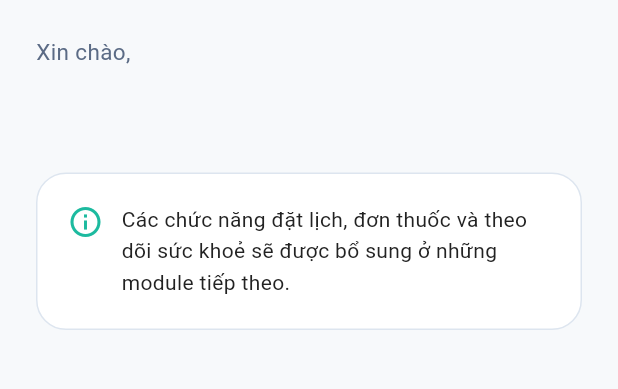
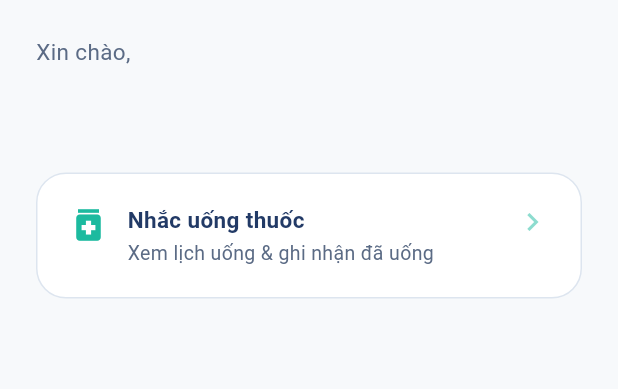
Before and after one commit to huuhoa0322/SEP490_ADSUS, a Flutter app: the HomeScreen screen opened directly, on a phone screen of 412 x 824 dp, the part 84-473 px from its top. Run offline on Flutter 3.47's test engine with Material 3 defaults, Android fonts, the light colour scheme and no system bars; our stand-ins replace dio, flutter_riverpod, flutter_secure_storage, local_auth; accounts and stored records are empty.

Commit message:
feat(prescriptions-ui): SCR-19 Patient medication reminder (Mobile)
- MedicationReminderScreen: list pending/taken logs, adherence summary card, confirm button
- AdherencePillBadge: display adherence % (good/warn/unknown variant)
- HomeScreen: quick-action card to navigate to reminder screen
- intake_view_model.dart already wired in previous commit

SCR-19: Patient Medication Reminder (Mobile) — Task C.5

```diff
--- a/ADSUS_Mobile/lib/features/auth/presentation/views/home_screen.dart
+++ b/ADSUS_Mobile/lib/features/auth/presentation/views/home_screen.dart
@@ -2,6 +2,7 @@ import 'package:flutter/material.dart';
 import 'package:flutter_riverpod/flutter_riverpod.dart';
 
 import '../../../../core/theme/app_theme.dart';
+import '../../../medication_reminder/presentation/views/medication_reminder_screen.dart';
 import '../viewmodels/auth_view_model.dart';
 import 'profile_screen.dart';
 
@@ -56,26 +57,16 @@ class HomeScreen extends ConsumerWidget {
                 ),
               ),
               const SizedBox(height: 28),
-              Container(
-                padding: const EdgeInsets.all(20),
-                decoration: BoxDecoration(
-                  color: Colors.white,
-                  border: Border.all(color: AppColors.border),
-                  borderRadius: BorderRadius.circular(20),
-                ),
-                child: const Row(
-                  crossAxisAlignment: CrossAxisAlignment.start,
-                  children: [
-                    Icon(Icons.info_outline, color: AppColors.teal),
-                    SizedBox(width: 12),
-                    Expanded(
-                      child: Text(
-                        'Các chức năng đặt lịch, đơn thuốc và theo dõi sức khoẻ '
-                        'sẽ được bổ sung ở những module tiếp theo.',
-                        style: TextStyle(fontSize: 14, height: 1.5),
-                      ),
-                    ),
-                  ],
+              // Module 7 SCR-19 — Nhắc uống thuốc.
+              _QuickActionCard(
+                icon: Icons.medication,
+                title: 'Nhắc uống thuốc',
+                subtitle: 'Xem lịch uống & ghi nhận đã uống',
+                color: AppColors.teal,
+                onTap: () => Navigator.of(context).push(
+                  MaterialPageRoute<void>(
+                    builder: (_) => const MedicationReminderScreen(),
+                  ),
                 ),
               ),
             ],
@@ -85,3 +76,67 @@ class HomeScreen extends ConsumerWidget {
     );
   }
 }
+
+/// Card hành động nhanh cho HomeScreen.
+class _QuickActionCard extends StatelessWidget {
+  const _QuickActionCard({
+    required this.icon,
+    required this.title,
+    required this.subtitle,
+    required this.color,
+    required this.onTap,
+  });
+
+  final IconData icon;
+  final String title;
+  final String subtitle;
+  final Color color;
+  final VoidCallback onTap;
+
+  @override
+  Widget build(BuildContext context) {
+    return InkWell(
+      onTap: onTap,
+      borderRadius: BorderRadius.circular(20),
+      child: Container(
+        padding: const EdgeInsets.all(20),
+        decoration: BoxDecoration(
+          color: Colors.white,
+          border: Border.all(color: AppColors.border),
+          borderRadius: BorderRadius.circular(20),
+        ),
+        child: Row(
+          crossAxisAlignment: CrossAxisAlignment.start,
+          children: [
+            Icon(icon, color: color, size: 28),
+            const SizedBox(width: 12),
+            Expanded(
+              child: Column(
+                crossAxisAlignment: CrossAxisAlignment.start,
+                children: [
+                  Text(
+                    title,
+                    style: const TextStyle(
+                      fontSize: 15,
+                      fontWeight: FontWeight.w700,
+                      color: AppColors.navy,
+                    ),
+                  ),
+                  const SizedBox(height: 2),
+                  Text(
+                    subtitle,
+                    style: const TextStyle(
+                      fontSize: 13,
+                      color: AppColors.muted,
+                    ),
+                  ),
+                ],
+              ),
+            ),
+            Icon(Icons.chevron_right, color: color.withValues(alpha: 0.5)),
+          ],
+        ),
+      ),
+    );
+  }
+}
```
Also changed, not shown: ADSUS_Mobile/lib/features/medication_reminder/presentation/views/medication_reminder_screen.dart (added, +475 -0 lines).
